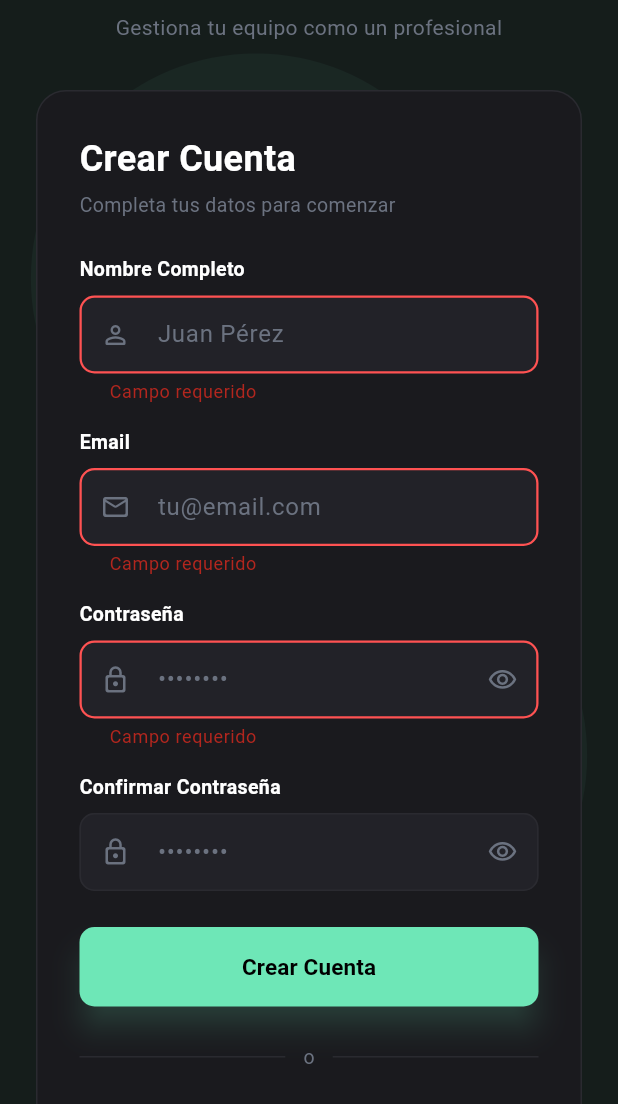
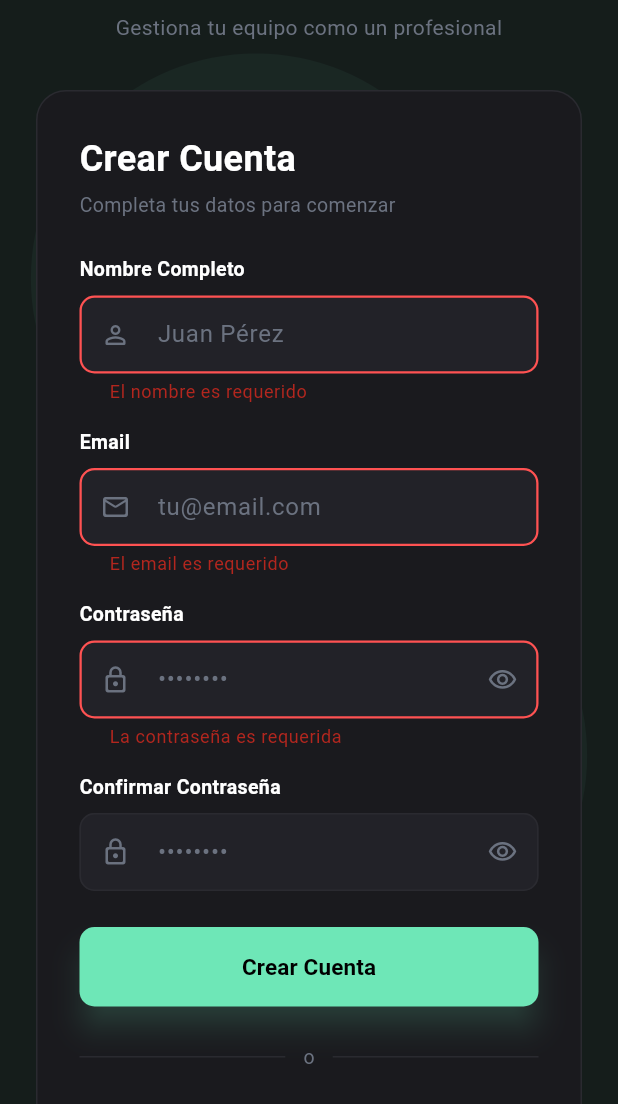
Before and after one commit to cuatrojos-jp/appitz, a Flutter app: the RegisterScreen screen opened directly, after a tap on "Crear Cuenta", on a phone screen of 412 x 824 dp, the part 132-1236 px from its top. Run offline on Flutter 3.47's test engine with Material 3 defaults, Android fonts, the phone set to English and light mode, and no system bars; our stand-ins replace flutter_dotenv, supabase_flutter; accounts and stored records are empty.

Commit message:
Agregado validaciones de campos a la pantalla de login

```diff
--- /dev/null
+++ b/devtools_options.yaml
@@ -0,0 +1,3 @@
+description: This file stores settings for Dart & Flutter DevTools.
+documentation: https://docs.flutter.dev/tools/devtools/extensions#configure-extension-enablement-states
+extensions:
--- /dev/null
+++ b/lib/utils/validators.dart
@@ -0,0 +1,61 @@
+class Validators {
+  // Validar nombre
+  static String? validarNombre(String? value) {
+    if (value == null || value.trim().isEmpty) {
+      return 'El nombre es requerido';
+    }
+    if (value.trim().length < 3) {
+      return 'El nombre debe tener al menos 3 caracteres';
+    }
+    if (value.trim().length > 100) {
+      return 'El nombre no puede exceder los 100 caracteres';
+    }
+    if (RegExp(r'[0-9]').hasMatch(value)) {
+      return 'El nombre no debe contener números';
+    }
+    return null;
+  }
+
+  // Validar email
+  static String? validarEmail(String? value) {
+    if (value == null || value.trim().isEmpty) {
+      return 'El email es requerido';
+    }
+    final emailRegex = RegExp(r'^[\w-\.]+@([\w-]+\.)+[\w-]{2,4}$');
+    if (!emailRegex.hasMatch(value)) {
+      return 'Ingresa un email válido';
+    }
+    return null;
+  }
+
+  // Validar contraseña (requisitos de seguridad)
+  static String? validarPassword(String? value) {
+    if (value == null || value.isEmpty) {
+      return 'La contraseña es requerida';
+    }
+    if (value.length < 8) {
+      return 'La contraseña debe tener al menos 8 caracteres';
+    }
+    if (!RegExp(r'[A-Z]').hasMatch(value)) {
+      return 'La contraseña debe tener al menos una mayúscula';
+    }
+    if (!RegExp(r'[a-z]').hasMatch(value)) {
+      return 'La contraseña debe tener al menos una minúscula';
+    }
+    if (!RegExp(r'[0-9]').hasMatch(value)) {
+      return 'La contraseña debe tener al menos un número';
+    }
+    if (!RegExp(r'[!@#$%^&*(),.?":{}|<>]').hasMatch(value)) {
+      return 'La contraseña debe tener al menos un carácter especial';
+    }
+    return null;
+  }
+
+  // Confirmar contraseña
+  static String? confirmarPassword(String? value, String? password) {
+    if (value != password) {
+      return 'Las contraseñas no coinciden';
+    }
+    return null;
+  }
+}
--- a/lib/widgets/build_field.dart
+++ b/lib/widgets/build_field.dart
@@ -40,7 +40,7 @@ class BuildField extends StatelessWidget {
           keyboardType: keyboardType,
           style: const TextStyle(
             color: Colors.white,
-            ),
+          ),
           validator: validator
             ?? (v) => (v == null || v.isEmpty)
               ? 'Campo requerido'
--- a/lib/widgets/register_form.dart
+++ b/lib/widgets/register_form.dart
@@ -4,6 +4,7 @@ import '../services/usuario_service.dart';
 import 'build_field.dart';
 import 'build_password_field.dart';
 import 'show_snackbar.dart';
+import '../utils/validators.dart';
 
 /// Formulario completo de registro
 class RegisterForm extends StatefulWidget {
@@ -108,6 +109,7 @@ class _RegisterFormState extends State<RegisterForm> {
               controller: _nombreController,
               hint: "Juan Pérez",
               icon: Icons.person_outline_rounded,
+              validator: Validators.validarNombre,
             ),
             const SizedBox(height: 16),
 
@@ -118,11 +120,7 @@ class _RegisterFormState extends State<RegisterForm> {
               hint: 'tu@email.com',
               icon: Icons.mail_outline_rounded,
               keyboardType: TextInputType.emailAddress,
-              validator: (v) {
-                if (v == null || v.isEmpty) return 'Campo requerido';
-                if (!v.contains('@')) return 'Email inválido';
-                return null;
-              }
+              validator: Validators.validarEmail,
             ),
             const SizedBox(height: 16),
 
@@ -132,6 +130,7 @@ class _RegisterFormState extends State<RegisterForm> {
               controller: _passwordController,
               show: _showPassword,
               onToggle: () => setState(() => _showPassword = !_showPassword),
+              validator: Validators.validarPassword,
             ),
             const SizedBox(height: 16),
 
@@ -141,12 +140,7 @@ class _RegisterFormState extends State<RegisterForm> {
               controller: _confirmPasswordController,
               show: _showConfirmPassword,
               onToggle: () => setState(() => _showConfirmPassword = !_showConfirmPassword),
-              validator: (v) {
-                if (v != _passwordController.text) {
-                  return 'Las contraseñas no coinciden';
-                }
-                return null;
-              },
+              validator: (v) => Validators.confirmarPassword(v, _passwordController.text)
             ),
             const SizedBox(height: 24),
 
```
Also changed, not shown: lib/screens/usuario_form_screen.dart (+7 -1 lines), lib/services/usuario_service.dart (+14 -0 lines).
